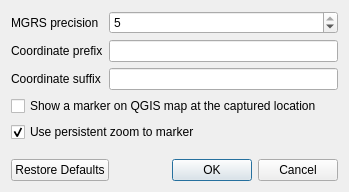
Before: the Qt Designer form ui/mgrsSettings.ui in NationalSecurityAgency/qgis-mgrs-plugin, drawn with Qt 5.
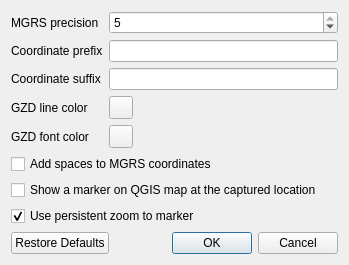
After: the same form once the commit is applied. Custom widgets are drawn as their Qt base class.

```diff
--- a/ui/mgrsSettings.ui
+++ b/ui/mgrsSettings.ui
@@ -7,7 +7,7 @@
     <x>0</x>
     <y>0</y>
     <width>349</width>
-    <height>192</height>
+    <height>252</height>
    </rect>
   </property>
   <property name="windowTitle">
@@ -56,8 +56,51 @@
        </property>
       </widget>
      </item>
+     <item row="3" column="0">
+      <widget class="QLabel" name="label_3">
+       <property name="text">
+        <string>GZD line color</string>
+       </property>
+      </widget>
+     </item>
+     <item row="3" column="1">
+      <widget class="QgsColorButton" name="lineColorButton">
+       <property name="color">
+        <color>
+         <red>1</red>
+         <green>1</green>
+         <blue>1</blue>
+        </color>
+       </property>
+      </widget>
+     </item>
+     <item row="4" column="0">
+      <widget class="QLabel" name="label_4">
+       <property name="text">
+        <string>GZD font color</string>
+       </property>
+      </widget>
+     </item>
+     <item row="4" column="1">
+      <widget class="QgsColorButton" name="fontColorButton">
+       <property name="color">
+        <color>
+         <red>1</red>
+         <green>1</green>
+         <blue>1</blue>
+        </color>
+       </property>
+      </widget>
+     </item>
     </layout>
    </item>
+   <item>
+    <widget class="QCheckBox" name="addSpacesCheckBox">
+     <property name="text">
+      <string>Add spaces to MGRS coordinates</string>
+     </property>
+    </widget>
+   </item>
    <item>
     <widget class="QCheckBox" name="markerCheckBox">
      <property name="text">
@@ -100,6 +143,13 @@
    </item>
   </layout>
  </widget>
+ <customwidgets>
+  <customwidget>
+   <class>QgsColorButton</class>
+   <extends>QToolButton</extends>
+   <header>qgscolorbutton.h</header>
+  </customwidget>
+ </customwidgets>
  <resources/>
  <connections>
   <connection>
```
Left out of the diff: 2 changed lines with no effect on the pictures.
